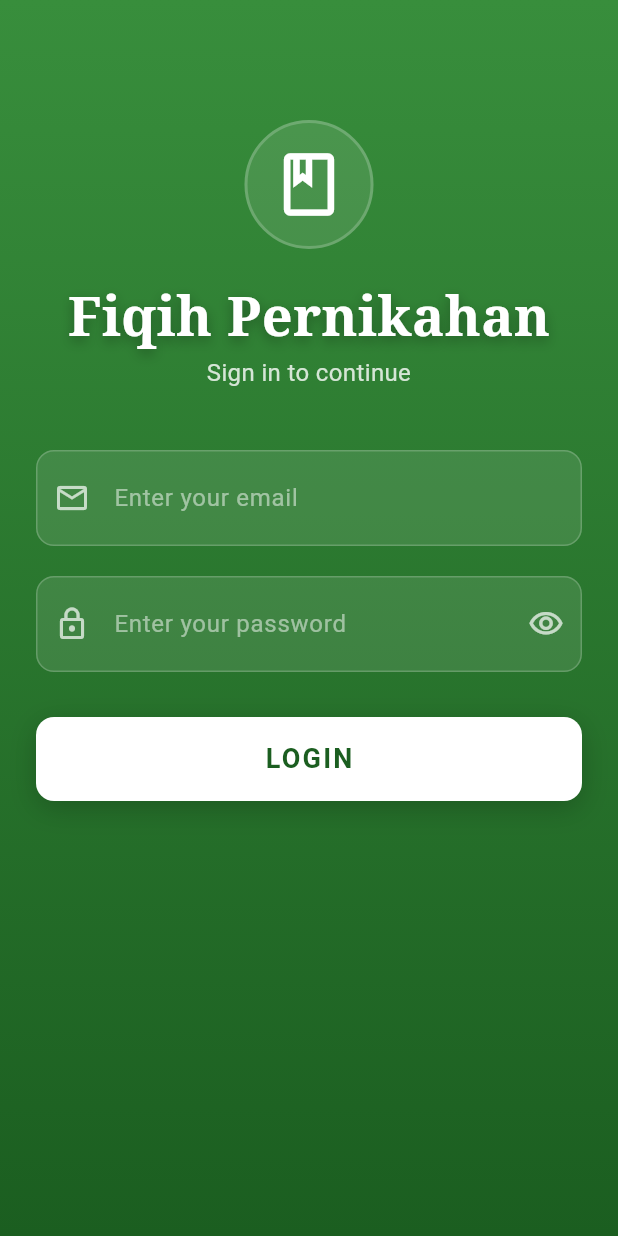
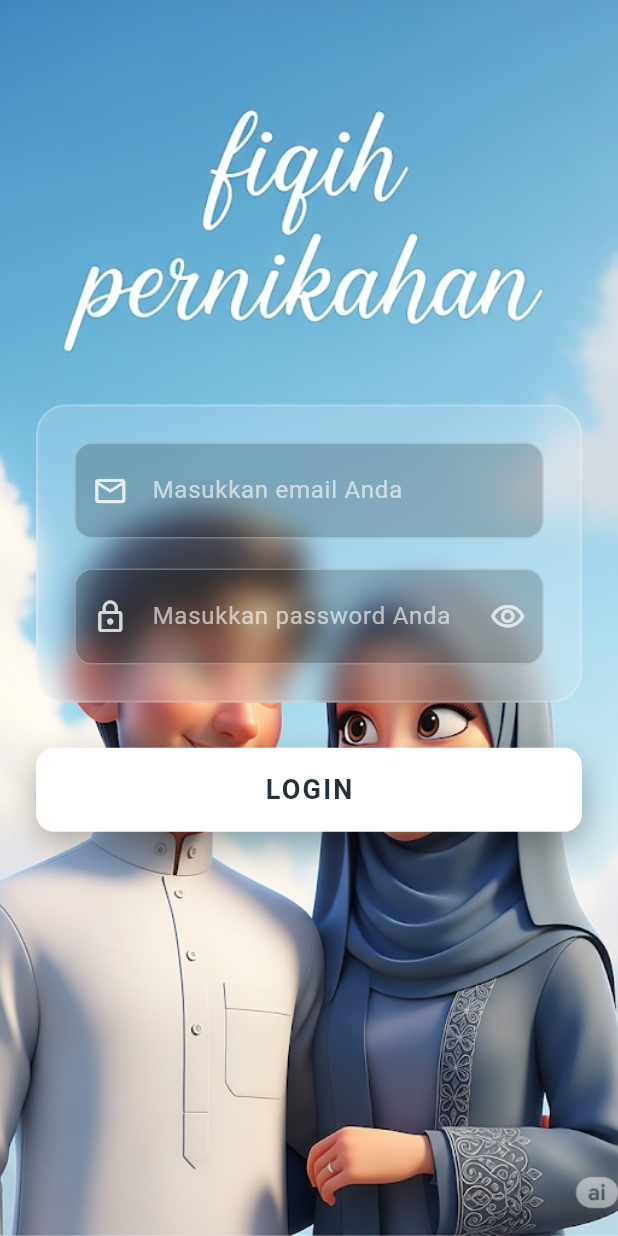
Before and after one commit to LeToyek/fiqah, a Flutter app: the screen it shows after launch, on a phone screen of 412 x 824 dp. Run offline on Flutter 3.47's test engine with Material 3 defaults, Android fonts, the phone set to English and light mode, and no system bars; our stand-ins replace flutter_riverpod, sqflite; accounts and stored records are empty.

```diff
--- a/lib/presentation/screen/auth/login_screen.dart
+++ b/lib/presentation/screen/auth/login_screen.dart
@@ -1,5 +1,10 @@
+import 'dart:ui'; // Diperlukan untuk ImageFilter.blur
+import 'package:flutter/material.dart';
+
+// TODO: Pastikan Anda memiliki file ini atau ganti dengan halaman tujuan Anda
 import 'package:fiqah/presentation/screen/main/main_menu_screen.dart';
-import 'package:flutter/material.dart';
+
+// Halaman placeholder jika MainMenuScreen tidak ada
 
 class LoginScreen extends StatefulWidget {
   @override
@@ -18,13 +23,17 @@ class _LoginScreenState extends State<LoginScreen>
   final _emailController = TextEditingController();
   final _passwordController = TextEditingController();
 
-  // State for password visibility
+  // State for password visibility and loading
   bool _isPasswordVisible = false;
   bool _isLoading = false;
 
   // Dummy user data for validation
   static const String _dummyEmail = 'test@example.com';
   static const String _dummyPassword = 'password123';
+
+  // get the height of the screen
+  double get _screenHeight => MediaQuery.of(context).size.height;
+  // get the width of the screen
 
   @override
   void initState() {
@@ -95,7 +104,7 @@ class _LoginScreenState extends State<LoginScreen>
       // On failure, show a themed error message
       ScaffoldMessenger.of(context).showSnackBar(
         SnackBar(
-          content: Text('Invalid email or password. Please try again.'),
+          content: Text('Email atau password salah. Silakan coba lagi.'),
           backgroundColor: Colors.black54,
           behavior: SnackBarBehavior.floating,
           shape: RoundedRectangleBorder(
@@ -115,53 +124,93 @@ class _LoginScreenState extends State<LoginScreen>
 
   @override
   Widget build(BuildContext context) {
-    final isDark = Theme.of(context).brightness == Brightness.dark;
-    final screenHeight = MediaQuery.of(context).size.height;
+    return Scaffold(
+      // Menggunakan Stack untuk menumpuk background dan konten
+      body: Stack(
+        children: [
+          // 1. Background Image
+          _buildBackgroundImage(),
 
-    return Scaffold(
-        body: Container(
-      width: double.infinity,
-      height: double.infinity,
-      decoration: BoxDecoration(
-        gradient: LinearGradient(
-          begin: Alignment.topCenter,
-          end: Alignment.bottomCenter,
-          colors: [Colors.green.shade700, Colors.green.shade900],
+          // 2. Konten Login
+          SafeArea(
+            child: LayoutBuilder(
+              builder:
+                  (BuildContext context, BoxConstraints viewportConstraints) {
+                // LayoutBuilder memberikan kita ukuran area yang aman (setelah status bar, dll.)
+                return SingleChildScrollView(
+                  child: ConstrainedBox(
+                    constraints: BoxConstraints(
+                      // Kita paksa konten di dalam SingleChildScrollView untuk memiliki
+                      // tinggi minimal setinggi layar yang terlihat.
+                      minHeight: viewportConstraints.maxHeight,
                     ),
-      ),
-      child: SafeArea(
-        child: SingleChildScrollView(
                     child: Padding(
-            padding: EdgeInsets.symmetric(horizontal: 24.0),
+                      padding: const EdgeInsets.symmetric(horizontal: 24.0),
                       child: FadeTransition(
                         opacity: _fadeAnimation,
                         child: SlideTransition(
                           position: _slideAnimation,
                           child: Column(
+                            // SEKARANG, properti ini akan bekerja karena Column
+                            // memiliki tinggi yang pasti (setinggi layar).
+                            mainAxisAlignment: MainAxisAlignment.center,
                             crossAxisAlignment: CrossAxisAlignment.center,
                             children: [
-                    SizedBox(height: 80),
-                    _buildHeaderIcon(),
-                    SizedBox(height: 20),
-                    _buildTitle(),
-                    _buildSubtitle(),
-                    SizedBox(height: 40),
-                    _buildLoginForm(),
-                    SizedBox(height: 30),
+                              // HANYA FORM DAN TOMBOL
+                              _buildGlassmorphicForm(),
+                              const SizedBox(height: 30),
                               _buildLoginButton(),
-                    SizedBox(height: 60),
                             ],
                           ),
                         ),
                       ),
                     ),
                   ),
+                );
+              },
             ),
-    ));
+          ),
+        ],
+      ),
+    );
+  }
+
+  Widget _buildBackgroundImage() {
+    // Container untuk gambar background yang menutupi seluruh layar
+    return Container(
+      decoration: BoxDecoration(
+        image: DecorationImage(
+          // TODO: Ganti dengan path aset gambar lokal Anda (contoh: 'assets/background.jpg')
+          // Pastikan untuk menambahkan aset di pubspec.yaml
+          image: AssetImage('assets/background.png'),
+          fit: BoxFit.cover, // Memastikan gambar menutupi seluruh area
+        ),
+      ),
+    );
+  }
+
+  Widget _buildGlassmorphicForm() {
+    return ClipRRect(
+      borderRadius: BorderRadius.circular(20.0),
+      child: BackdropFilter(
+        filter: ImageFilter.blur(sigmaX: 10.0, sigmaY: 10.0),
+        child: Container(
+          padding: const EdgeInsets.all(24.0),
+          decoration: BoxDecoration(
+            color: Colors.white.withOpacity(0.15),
+            borderRadius: BorderRadius.circular(20.0),
+            border: Border.all(
+              color: Colors.white.withOpacity(0.2),
+              width: 1.5,
+            ),
+          ),
+          child: _buildLoginForm(),
+        ),
+      ),
+    );
   }
 
   Widget _buildHeaderIcon() {
-    // A decorative icon at the top
     return Container(
       padding: EdgeInsets.all(16),
       decoration: BoxDecoration(
@@ -177,9 +226,8 @@ class _LoginScreenState extends State<LoginScreen>
   }
 
   Widget _buildTitle() {
-    // The main title of the screen
     return Text(
-      'Fiqih Pernikahan', // Marriage Fiqh
+      'Fiqih Pernikahan',
       style: TextStyle(
         fontFamily: 'Serif',
         fontSize: 36,
@@ -187,8 +235,8 @@ class _LoginScreenState extends State<LoginScreen>
         color: Colors.white,
         shadows: [
           Shadow(
-            blurRadius: 10,
-            color: Colors.black.withOpacity(0.3),
+            blurRadius: 15,
+            color: Colors.black.withOpacity(0.5),
             offset: Offset(0, 3),
           ),
         ],
@@ -198,7 +246,7 @@ class _LoginScreenState extends State<LoginScreen>
 
   Widget _buildSubtitle() {
     return Text(
-      'Sign in to continue',
+      'Masuk untuk melanjutkan',
       textAlign: TextAlign.center,
       style: TextStyle(
         fontSize: 16,
@@ -208,7 +256,6 @@ class _LoginScreenState extends State<LoginScreen>
   }
 
   Widget _buildLoginForm() {
-    // The Form widget that contains our input fields
     return Form(
       key: _formKey,
       child: Column(
@@ -222,22 +269,20 @@ class _LoginScreenState extends State<LoginScreen>
   }
 
   Widget _buildEmailField() {
-    // TextFormField for email input
     return TextFormField(
       controller: _emailController,
       keyboardType: TextInputType.emailAddress,
       style: TextStyle(color: Colors.white),
       decoration: _buildInputDecoration(
-        hintText: 'Enter your email',
+        hintText: 'Masukkan email Anda',
         prefixIcon: Icons.email_outlined,
       ),
       validator: (value) {
         if (value == null || value.isEmpty) {
-          return 'Please enter your email';
+          return 'Mohon masukkan email Anda';
         }
-        // Using a simple regex for email validation
         if (!RegExp(r'\S+@\S+\.\S+').hasMatch(value)) {
-          return 'Please enter a valid email address';
+          return 'Mohon masukkan alamat email yang valid';
         }
         return null;
       },
@@ -245,13 +290,12 @@ class _LoginScreenState extends State<LoginScreen>
   }
 
   Widget _buildPasswordField() {
-    // TextFormField for password input
     return TextFormField(
       controller: _passwordController,
-      obscureText: !_isPasswordVisible, // Hides the password
+      obscureText: !_isPasswordVisible,
       style: TextStyle(color: Colors.white),
       decoration: _buildInputDecoration(
-        hintText: 'Enter your password',
+        hintText: 'Masukkan password Anda',
         prefixIcon: Icons.lock_outline,
         suffixIcon: IconButton(
           icon: Icon(
@@ -269,10 +313,10 @@ class _LoginScreenState extends State<LoginScreen>
       ),
       validator: (value) {
         if (value == null || value.isEmpty) {
-          return 'Please enter your password';
+          return 'Mohon masukkan password Anda';
         }
         if (value.length < 8) {
-          return 'Password must be at least 8 characters long';
+          return 'Password minimal 8 karakter';
         }
         return null;
       },
@@ -284,23 +328,21 @@ class _LoginScreenState extends State<LoginScreen>
     required IconData prefixIcon,
     Widget? suffixIcon,
   }) {
-    // A helper method for consistent input field styling
     return InputDecoration(
         hintText: hintText,
-        hintStyle: TextStyle(color: Colors.white.withOpacity(0.5)),
-        prefixIcon: Icon(prefixIcon, color: Colors.white.withOpacity(0.7)),
+        hintStyle: TextStyle(color: Colors.white.withOpacity(0.6)),
+        prefixIcon: Icon(prefixIcon, color: Colors.white.withOpacity(0.8)),
         suffixIcon: suffixIcon,
         filled: true,
-        fillColor: Colors.white.withOpacity(0.1),
+        fillColor: Colors.black.withOpacity(0.2), // Latar belakang input field
         contentPadding: EdgeInsets.symmetric(vertical: 20, horizontal: 20),
-        // Consistent border styling for all states
         border: OutlineInputBorder(
           borderRadius: BorderRadius.circular(12),
           borderSide: BorderSide.none,
         ),
         enabledBorder: OutlineInputBorder(
           borderRadius: BorderRadius.circular(12),
-          borderSide: BorderSide(color: Colors.white.withOpacity(0.2)),
+          borderSide: BorderSide(color: Colors.white.withOpacity(0.3)),
         ),
         focusedBorder: OutlineInputBorder(
           borderRadius: BorderRadius.circular(12),
@@ -319,7 +361,6 @@ class _LoginScreenState extends State<LoginScreen>
   }
 
   Widget _buildLoginButton() {
-    // The main login button, now themed in green
     return Container(
       width: double.infinity,
       height: 56,
@@ -328,9 +369,9 @@ class _LoginScreenState extends State<LoginScreen>
         color: Colors.white,
         boxShadow: [
           BoxShadow(
-            color: Colors.black.withOpacity(0.2),
-            blurRadius: 15,
-            offset: Offset(0, 5),
+            color: Colors.black.withOpacity(0.3),
+            blurRadius: 20,
+            offset: Offset(0, 10),
           ),
         ],
       ),
@@ -338,19 +379,19 @@ class _LoginScreenState extends State<LoginScreen>
         color: Colors.transparent,
         child: InkWell(
           borderRadius: BorderRadius.circular(12),
-          onTap: _isLoading ? null : _login, // Disable button when loading
+          onTap: _isLoading ? null : _login,
           child: Center(
             child: _isLoading
                 ? CircularProgressIndicator(
                     valueColor:
-                        AlwaysStoppedAnimation<Color>(Colors.green.shade800),
+                        AlwaysStoppedAnimation<Color>(Colors.blueGrey.shade800),
                   )
                 : Text(
                     'LOGIN',
                     style: TextStyle(
                       fontSize: 18,
                       fontWeight: FontWeight.bold,
-                      color: Colors.green.shade900,
+                      color: Colors.blueGrey.shade900,
                       letterSpacing: 1.5,
                     ),
                   ),
--- a/pubspec.yaml
+++ b/pubspec.yaml
@@ -63,6 +63,9 @@ flutter:
   # included with your application, so that you can use the icons in
   # the material Icons class.
   uses-material-design: true
+  assets:
+    - assets/
+
 
   # To add assets to your application, add an assets section, like this:
   # assets:
```
Also changed, not shown: lib/data/models/content_model.dart (added, +29 -0 lines), lib/data/services/database_helper.dart (+44 -23 lines), lib/presentation/screen/main/content_screen.dart (+45 -30 lines), lib/presentation/screen/main/sub_menu_screen.dart (+1 -16 lines), assets/background.png (added), pubspec.lock. Lines whose indentation alone changed are shown as unchanged.
